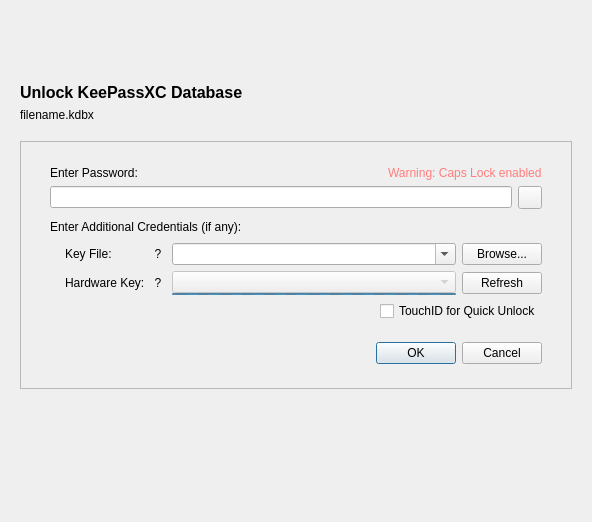
Qt form src/gui/DatabaseOpenWidget.ui (cyphra/keepassxc) before a commit.
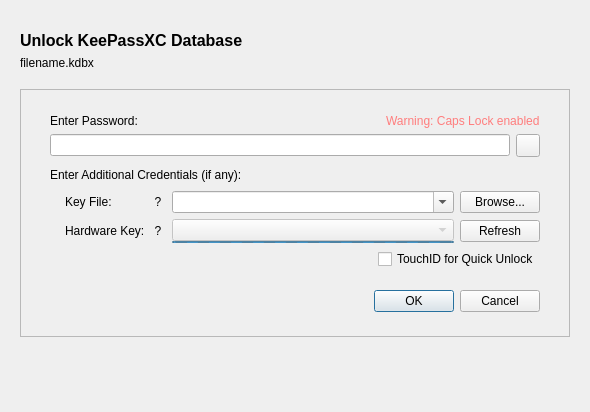
The same form after that commit. Custom widgets are drawn as their Qt base class.

Commit message: Implement Caps Lock check on macOS and override event() instead of polling every 50ms

```diff
--- a/src/gui/DatabaseOpenWidget.ui
+++ b/src/gui/DatabaseOpenWidget.ui
@@ -2,14 +2,6 @@
 <ui version="4.0">
  <class>DatabaseOpenWidget</class>
  <widget class="QWidget" name="DatabaseOpenWidget">
-  <property name="geometry">
-   <rect>
-    <x>0</x>
-    <y>0</y>
-    <width>592</width>
-    <height>522</height>
-   </rect>
-  </property>
   <property name="accessibleName">
    <string>Unlock KeePassXC Database</string>
   </property>
```
The commit also changes 2 other files.
